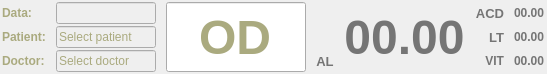
This is bigviewnumcur.ui in siborion/siborion_american_scan as Qt 5 draws it before an edit. The edited form follows.
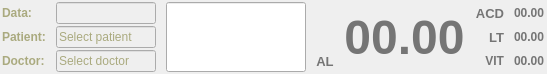
This is the edited form.

```diff
--- a/bigviewnumcur.ui
+++ b/bigviewnumcur.ui
@@ -377,7 +377,7 @@
         <string notr="true">color: rgb(170, 170, 127);</string>
        </property>
        <property name="text">
-        <string>OD</string>
+        <string/>
        </property>
        <property name="alignment">
         <set>Qt::AlignCenter</set>
```
